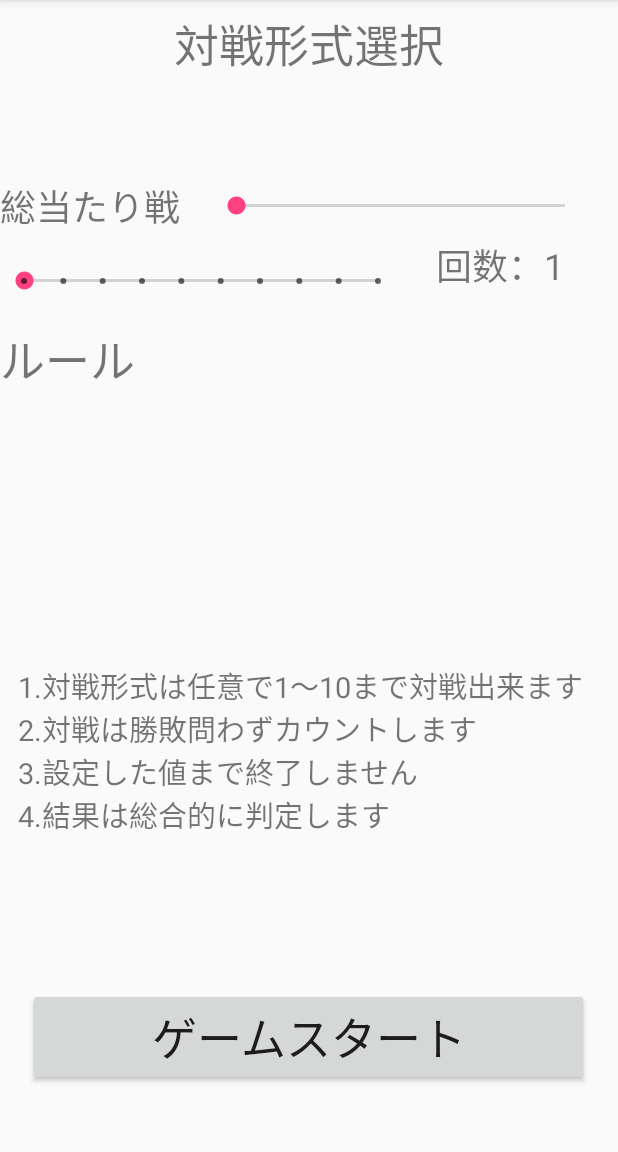
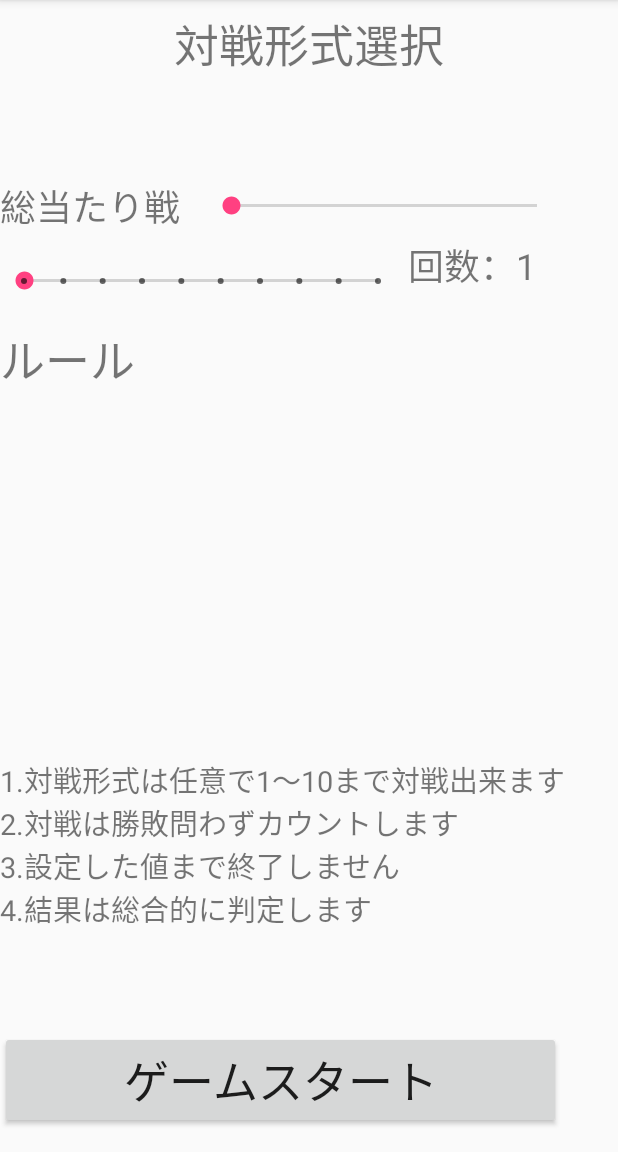
Before and after one commit to TakahashiYuji789/Test, an Android app: the ModeSelect screen opened directly, with no data from a screen before it, on a phone screen of 412 x 824 dp, the part 84-1236 px from its top. Run offline under Robolectric (Android 15) with nearby library versions, the phone set to English and light mode, and no system bars.

```diff
--- a/app/src/main/res/layout/activity_main_03.xml
+++ b/app/src/main/res/layout/activity_main_03.xml
@@ -33,9 +33,8 @@
         android:id="@+id/WinCount00"
         android:layout_width="256dp"
         android:layout_height="56dp"
-        android:layout_alignParentTop="true"
+        android:layout_above="@+id/DrawCount00"
         android:layout_alignStart="@+id/Title02"
-        android:layout_marginTop="252dp"
         android:text="勝った数：X"
         android:textSize="36sp" />
 
@@ -45,7 +44,7 @@
         android:layout_height="56dp"
         android:layout_alignParentBottom="true"
         android:layout_alignStart="@+id/Title02"
-        android:layout_marginBottom="148dp"
+        android:layout_marginBottom="119dp"
         android:text="引き分け数：X"
         android:textSize="36sp" />
 
--- a/app/src/main/res/layout/select.xml
+++ b/app/src/main/res/layout/select.xml
@@ -29,7 +29,7 @@
     <SeekBar
         android:id="@+id/seekBar2"
         style="@style/Widget.AppCompat.SeekBar.Discrete"
-        android:layout_width="251dp"
+        android:layout_width="236dp"
         android:layout_height="36dp"
         android:layout_alignEnd="@+id/GameButton"
         android:layout_alignParentTop="true"
@@ -42,8 +42,8 @@
         android:layout_width="374dp"
         android:layout_height="wrap_content"
         android:layout_alignParentBottom="true"
-        android:layout_centerHorizontal="true"
-        android:layout_marginBottom="44dp"
+        android:layout_alignParentStart="true"
+        android:layout_marginBottom="15dp"
         android:onClick="onClickGame"
         android:text="ゲームスタート"
         android:textSize="30sp" />
@@ -68,15 +68,15 @@
         android:id="@+id/Rule"
         android:layout_width="387dp"
         android:layout_height="182dp"
-        android:layout_alignParentBottom="true"
-        android:layout_centerHorizontal="true"
-        android:layout_marginBottom="143dp"
+        android:layout_above="@+id/GameButton"
+        android:layout_alignParentStart="true"
         android:textSize="19sp" />
 
     <TextView
         android:id="@+id/textView4"
         android:layout_width="92dp"
         android:layout_height="52dp"
+        android:layout_alignParentStart="true"
         android:layout_below="@+id/seekBar"
         android:text="ルール"
         android:textSize="30sp" />
--- a/app/src/main/res/layout/title.xml
+++ b/app/src/main/res/layout/title.xml
@@ -38,9 +38,8 @@
         android:id="@+id/BattleHisCom"
         android:layout_width="326dp"
         android:layout_height="68dp"
-        android:layout_alignParentBottom="true"
+        android:layout_above="@+id/ResetButton"
         android:layout_centerHorizontal="true"
-        android:layout_marginBottom="182dp"
         android:gravity="center"
         android:text="X勝ちX負けX引き分け"
         android:textSize="29sp" />
```
Also changed, not shown: app/src/main/res/layout/activity_main02.xml (+5 -4 lines).
